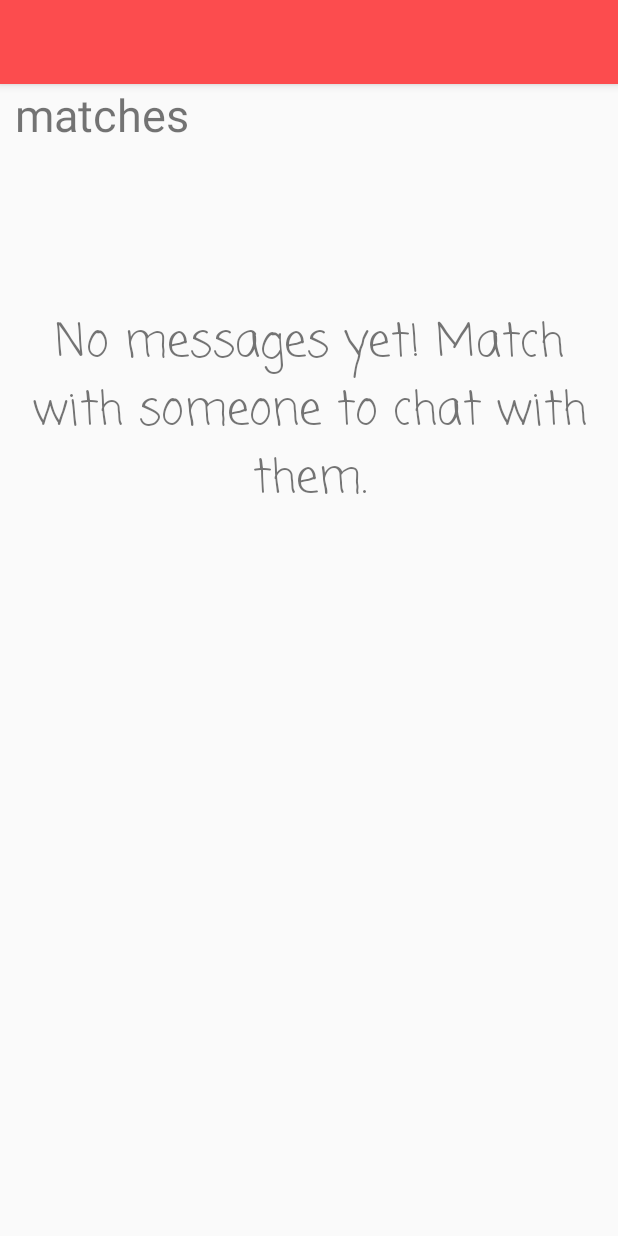
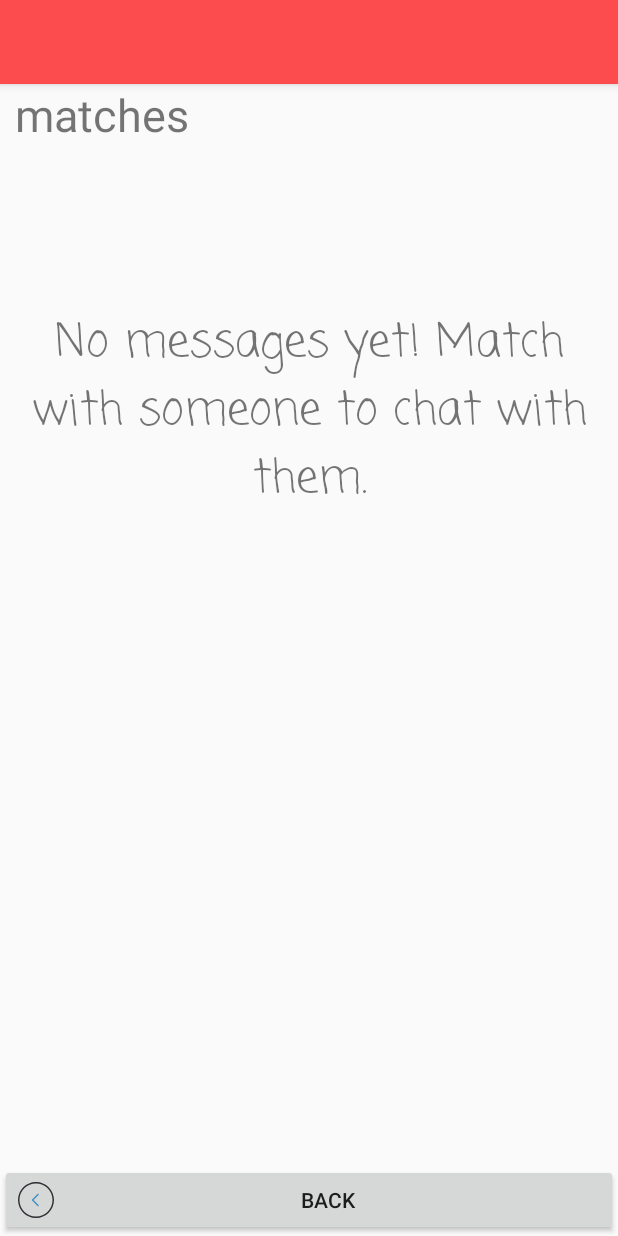
Before and after one commit to pavankm/Womentor, an Android app: the MatchesActivity screen opened directly, with no data from a screen before it, on a phone screen of 412 x 824 dp. Run offline under Robolectric (Android 15) with nearby library versions, the phone set to English and light mode, and no system bars; our stand-ins replace Firebase (no records; nobody signed in at launch, a user with empty details on screens opened directly); pictures from the network do not load.

Commit message:
[FIX] Back buttons & minor UI changes

```diff
--- a/app/src/main/java/me/ancyphilip/womentor/Cards/arrayAdapter.java
+++ b/app/src/main/java/me/ancyphilip/womentor/Cards/arrayAdapter.java
@@ -53,7 +53,7 @@ public class arrayAdapter extends ArrayAdapter<Card> {
             jobTitle.setVisibility(View.VISIBLE);
         }
         if (card_item.getSkills() != null) {
-            skills.setText(TextUtils.join(", ", card_item.getSkills().toArray()));
+            skills.setText(TextUtils.join(", ", card_item.getSkills().toArray()).replace("[", "").replace("]", ""));
             skills.setVisibility(View.VISIBLE);
         }
 
--- a/app/src/main/java/me/ancyphilip/womentor/Matches/MatchesActivity.java
+++ b/app/src/main/java/me/ancyphilip/womentor/Matches/MatchesActivity.java
@@ -6,6 +6,7 @@ import android.support.v7.app.AppCompatActivity;
 import android.support.v7.widget.LinearLayoutManager;
 import android.support.v7.widget.RecyclerView;
 import android.view.View;
+import android.widget.Button;
 import android.widget.TextView;
 
 import com.google.firebase.auth.FirebaseAuth;
@@ -25,6 +26,7 @@ public class MatchesActivity extends AppCompatActivity {
     private RecyclerView mRecyclerView;
     private RecyclerView.Adapter mMatchesAdapter;
     private RecyclerView.LayoutManager mMatchesLayoutManager;
+    private Button mBack;
     private List<MatchesObject> resultsMatches = new ArrayList<>();
 
     private String currentUserID;
@@ -41,8 +43,16 @@ public class MatchesActivity extends AppCompatActivity {
         mRecyclerView = findViewById(R.id.matches_recycler_view);
         mMatchesScrollView = findViewById(R.id.matches_scroll_view);
         mNoChatsMessage = findViewById(R.id.no_matches_text);
+        mBack = findViewById(R.id.matches_back);
         mRecyclerView.setNestedScrollingEnabled(false);
         mRecyclerView.setHasFixedSize(true);
+
+        mBack.setOnClickListener(new View.OnClickListener() {
+            @Override
+            public void onClick(View view) {
+                finish();
+            }
+        });
 
         mMatchesLayoutManager = new LinearLayoutManager(MatchesActivity.this);
         mRecyclerView.setLayoutManager(mMatchesLayoutManager);
--- a/app/src/main/res/layout/activity_matches.xml
+++ b/app/src/main/res/layout/activity_matches.xml
@@ -22,4 +22,12 @@
 
     <include layout="@layout/content_matches" />
 
+    <Button
+        android:id="@+id/matches_back"
+        android:layout_width="match_parent"
+        android:layout_height="wrap_content"
+        android:layout_gravity="bottom"
+        android:drawableLeft="@drawable/ic_back"
+        android:text="back" />
+
 </android.support.design.widget.CoordinatorLayout>
--- a/app/src/main/res/layout/content_matches.xml
+++ b/app/src/main/res/layout/content_matches.xml
@@ -4,6 +4,7 @@
     xmlns:tools="http://schemas.android.com/tools"
     android:layout_width="match_parent"
     android:layout_height="match_parent"
+    android:layout_marginBottom="40dp"
     app:layout_behavior="@string/appbar_scrolling_view_behavior"
     tools:context="me.ancyphilip.womentor.Matches.MatchesActivity"
     tools:showIn="@layout/activity_matches">
```
Also changed, not shown: app/src/main/java/me/ancyphilip/womentor/DiscoverActivity.java (+10 -0 lines), app/src/main/res/layout/activity_disover.xml (+9 -0 lines).
